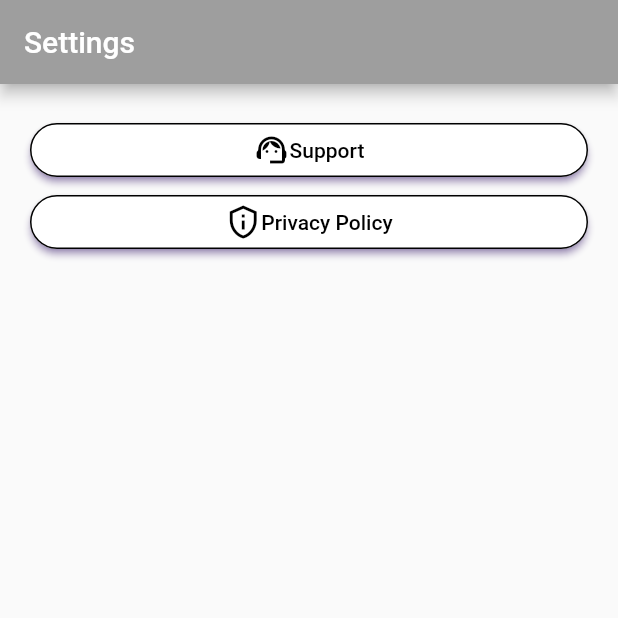
After one commit to mb1shka/pulsometer, a Flutter app: the SettingsPage screen opened directly, on a phone screen of 412 x 824 dp, the top half of it. The commit adds this screen. Run offline on Flutter 3.47's test engine with Material 2 defaults, Android fonts, the phone set to English and light mode, and no system bars; our stand-ins replace shared_preferences; missing offline and left inert: heart_bpm; accounts and stored records are empty.

Commit message:
settings page

```diff
--- a/lib/presentation/pages_and_screens/home_page.dart
+++ b/lib/presentation/pages_and_screens/home_page.dart
@@ -3,6 +3,7 @@ import 'package:flutter/material.dart';
 import 'package:heart_rate/presentation/icons/heart_beat_icon.dart';
 import 'package:heart_rate/presentation/pages_and_screens/intro_screen.dart';
 import 'package:heart_rate/presentation/pages_and_screens/measurement_page.dart';
+import 'package:heart_rate/presentation/pages_and_screens/settings_page.dart';
 import 'package:heart_rate/shared_preferences/my_shared_preferences.dart';
 
 class HomePage extends StatefulWidget {
@@ -30,7 +31,7 @@ class _HomePageState extends State<HomePage> {
     ),*/
     MeasurementPage(),
     Text('Statistics'),
-    Text('Settings'),
+    SettingsPage(),
   ];
 
   @override
--- /dev/null
+++ b/lib/presentation/pages_and_screens/settings_page.dart
@@ -0,0 +1,13 @@
+import 'package:flutter/cupertino.dart';
+import 'package:flutter/material.dart';
+import 'package:heart_rate/presentation/widgets/settings_container.dart';
+
+class SettingsPage extends StatelessWidget {
+  @override
+  Widget build(BuildContext context) {
+    return new Scaffold(
+      body: SettingsContainer(),
+    );
+  }
+
+}
--- /dev/null
+++ b/lib/presentation/widgets/settings_container.dart
@@ -0,0 +1,76 @@
+import 'package:flutter/cupertino.dart';
+import 'package:flutter/material.dart';
+
+class SettingsContainer extends StatefulWidget {
+  @override
+  _SettingsContainerState createState() => _SettingsContainerState();
+}
+
+class _SettingsContainerState extends State<SettingsContainer> {
+  @override
+  Widget build(BuildContext context) {
+    return MaterialApp(
+      home: Scaffold(
+        appBar: AppBar(
+          title: Text("Settings",
+            style: TextStyle(
+              color: Colors.white,
+            ),
+          ),
+          backgroundColor: Colors.grey,
+        ),
+        body: Column(children: <Widget>[
+          Padding(
+            padding: EdgeInsets.all(20),
+            child: Column(
+                children:[
+                  ElevatedButton(
+                    onPressed: () {},
+                    child: Row(
+                      children: [
+                        Icon(Icons.support_agent_outlined),
+                        Text("Support"),
+                      ],
+                      mainAxisAlignment: MainAxisAlignment.center,
+                    ),
+                    style: ButtonStyle(
+                      foregroundColor: MaterialStateProperty.all<Color>(Colors.black),
+                      backgroundColor: MaterialStateProperty.all<Color>(Colors.white),
+                      shadowColor: MaterialStateProperty.all<Color>(Colors.deepPurple),
+                      shape: MaterialStateProperty.all<RoundedRectangleBorder>(
+                        RoundedRectangleBorder(
+                          borderRadius: BorderRadius.circular(18.0),
+                          side: BorderSide(color: Colors.black),
+                        ),
+                      ),
+                    ),
+                  ),
+                  ElevatedButton(
+                    onPressed: () {},
+                    child: Row(
+                      children: [
+                        Icon(Icons.privacy_tip_outlined),
+                        Text("Privacy Policy"),
+                      ],
+                      mainAxisAlignment: MainAxisAlignment.center,
+                    ),
+                    style: ButtonStyle(
+                      foregroundColor: MaterialStateProperty.all<Color>(Colors.black),
+                      backgroundColor: MaterialStateProperty.all<Color>(Colors.white),
+                      shadowColor: MaterialStateProperty.all<Color>(Colors.deepPurple),
+                      shape: MaterialStateProperty.all<RoundedRectangleBorder>(
+                        RoundedRectangleBorder(
+                          borderRadius: BorderRadius.circular(18.0),
+                          side: BorderSide(color: Colors.black),
+                        ),
+                      ),
+                    ),
+                  ),
+                ]
+            ),
+          ),
+        ]),
+      ),
+    );
+  }
+}
```
